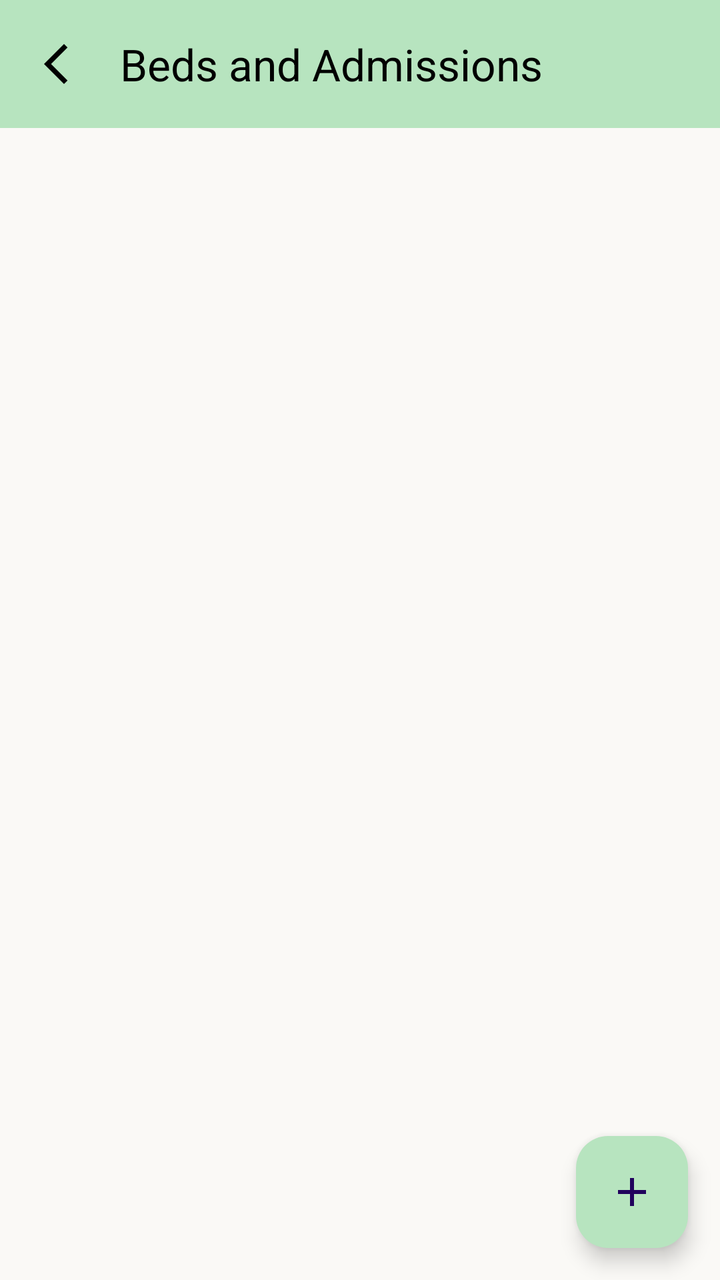
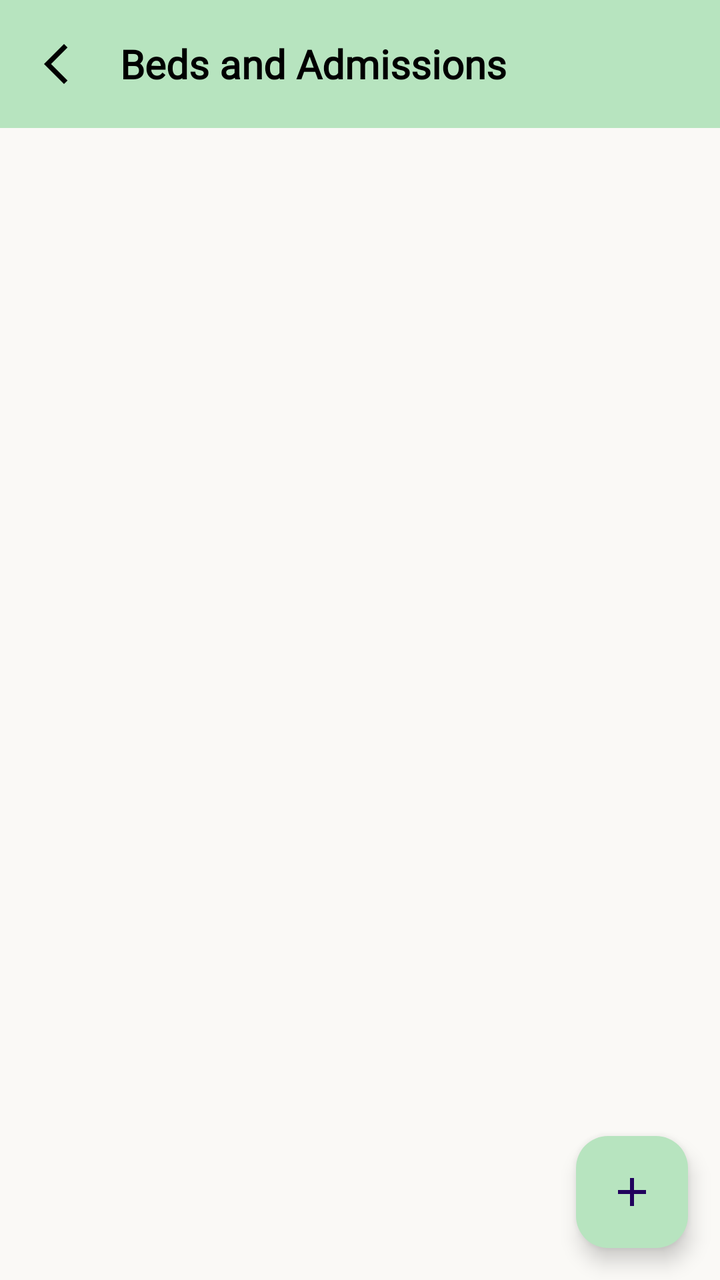

The first picture is an Android layout as it rendered before a commit; the second is the same layout after the commit. The layout source and the unified diff follow.
<!-- AndroidManifest.xml: application theme Theme.PulseSync -->
<!-- res/layout/activity_beds_admissions.xml -->
<?xml version="1.0" encoding="utf-8"?>
<LinearLayout
    xmlns:android="http://schemas.android.com/apk/res/android"
    xmlns:app="http://schemas.android.com/apk/res-auto"
    xmlns:tools="http://schemas.android.com/tools"
    android:layout_width="match_parent"
    android:layout_height="match_parent"
    android:orientation="vertical"
    android:background="@color/white_dove"
    tools:context=".beds.BedsAdmissions">

    <com.google.android.material.appbar.MaterialToolbar
        android:id="@+id/toolbar"
        android:layout_width="match_parent"
        android:layout_height="wrap_content"
        android:background="@color/primary_green"
        app:title="Beds and Admissions"
        app:titleTextColor="@color/black"
        app:navigationIcon="@drawable/baseline_arrow_back_ios_new_24"
        app:layout_scrollFlags="scroll|enterAlways" />

        <com.google.android.material.tabs.TabLayout
            android:id="@+id/bedsTabs"
            android:background="@color/white_dove"
            android:layout_marginTop="10dp"
            android:layout_width="match_parent"
            app:tabIndicatorColor="@color/primary_green"
            app:tabSelectedTextColor="@color/primary_green"
            app:tabTextColor="@color/black"
            android:layout_height="wrap_content" />


        <androidx.viewpager2.widget.ViewPager2
            android:id="@+id/viewPager"
            android:layout_width="match_parent"
            android:layout_height="0dp"
            android:layout_marginTop="10dp"
            android:layout_weight="1" />

    <com.google.android.material.floatingactionbutton.FloatingActionButton
        android:id="@+id/fabAdd"
        android:layout_width="wrap_content"
        android:layout_height="wrap_content"
        android:layout_gravity="bottom|end"
        android:layout_margin="16dp"
        android:src="@drawable/baseline_add_24"
        android:contentDescription="Add Bed/Admission"
        app:backgroundTint="@color/primary_green"/>

</LinearLayout>
<!-- resources referenced by this layout -->
<resources>
  <color name="black">#FF000000</color>
  <color name="primary_green">#b7e4bf</color>
  <color name="white_dove">#FAF9F6</color>
  <!-- drawable baseline_add_24 (drawable) -->
  <vector xmlns:android="http://schemas.android.com/apk/res/android" android:height="24dp" android:tint="#000000" android:viewportHeight="24" android:viewportWidth="24" android:width="24dp">
        
      <path android:fillColor="@android:color/white" android:pathData="M19,13h-6v6h-2v-6H5v-2h6V5h2v6h6v2z"/>
      
  </vector>
  <!-- drawable baseline_arrow_back_ios_new_24 (drawable) -->
  <vector xmlns:android="http://schemas.android.com/apk/res/android" android:height="24dp" android:tint="#000000" android:viewportHeight="24" android:viewportWidth="24" android:width="24dp">
        
      <path android:fillColor="@android:color/white" android:pathData="M17.77,3.77l-1.77,-1.77l-10,10l10,10l1.77,-1.77l-8.23,-8.23z"/>
      
  </vector>
  <style name="Theme.PulseSync" parent="Base.Theme.PulseSync" />
  <style name="Base.Theme.PulseSync" parent="Theme.Material3.DayNight.NoActionBar">
          
          
      </style>
</resources>

<!-- the commit's change to res/layout/activity_beds_admissions.xml (unified diff, before → after) -->
@@ -15,6 +15,7 @@
         android:layout_height="wrap_content"
         android:background="@color/primary_green"
         app:title="Beds and Admissions"
+        app:titleTextAppearance="@style/ToolbarTitleText"
         app:titleTextColor="@color/black"
         app:navigationIcon="@drawable/baseline_arrow_back_ios_new_24"
         app:layout_scrollFlags="scroll|enterAlways" />
<!-- resource entries referenced after the edit -->
@@ -15,6 +15,11 @@
       <path android:fillColor="@android:color/white" android:pathData="M17.77,3.77l-1.77,-1.77l-10,10l10,10l1.77,-1.77l-8.23,-8.23z"/>
       
   </vector>
+  <style name="ToolbarTitleText" parent="TextAppearance.Widget.AppCompat.Toolbar.Title">
+          <item name="android:fontFamily">@font/inter</item>
+          <item name="android:textStyle">bold</item>
+          <item name="android:textSize">20sp</item>
+      </style>
   <style name="Theme.PulseSync" parent="Base.Theme.PulseSync" />
   <style name="Base.Theme.PulseSync" parent="Theme.Material3.DayNight.NoActionBar">
           
